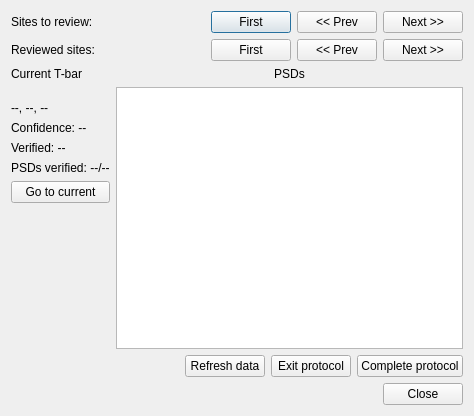
Old version of the form neurolabi/gui/protocols/synapsepredictionprotocol.ui in the repository janelia-flyem/NeuTu.
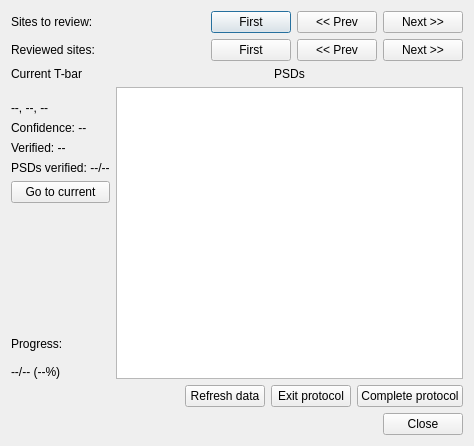
New version of the form.

Commit message: continued work on PSD table

The edit to the form file:
```diff
--- a/neurolabi/gui/protocols/synapsepredictionprotocol.ui
+++ b/neurolabi/gui/protocols/synapsepredictionprotocol.ui
@@ -7,7 +7,7 @@
     <x>0</x>
     <y>0</y>
     <width>474</width>
-    <height>416</height>
+    <height>446</height>
    </rect>
   </property>
   <property name="windowTitle">
@@ -164,6 +164,15 @@
          </property>
         </spacer>
        </item>
+       <item>
+        <widget class="QLabel" name="progressLabel">
+         <property name="text">
+          <string>Progress:
+
+--/-- (--%)</string>
+         </property>
+        </widget>
+       </item>
       </layout>
      </item>
      <item>
```
The commit also changes 1 other file.
